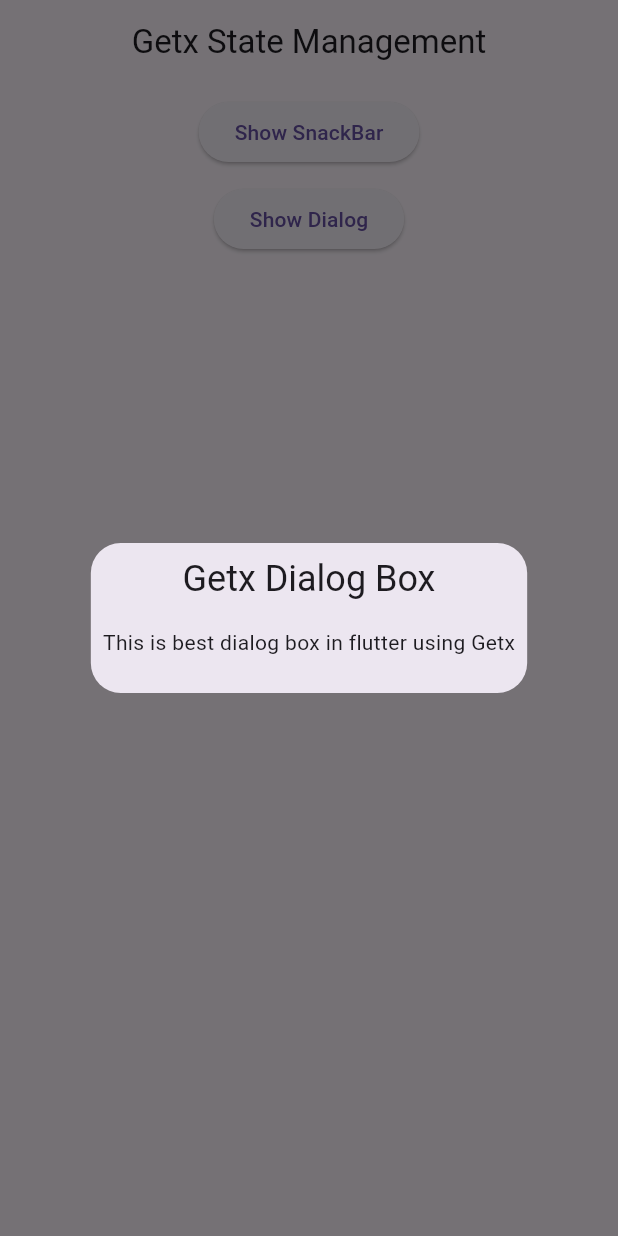
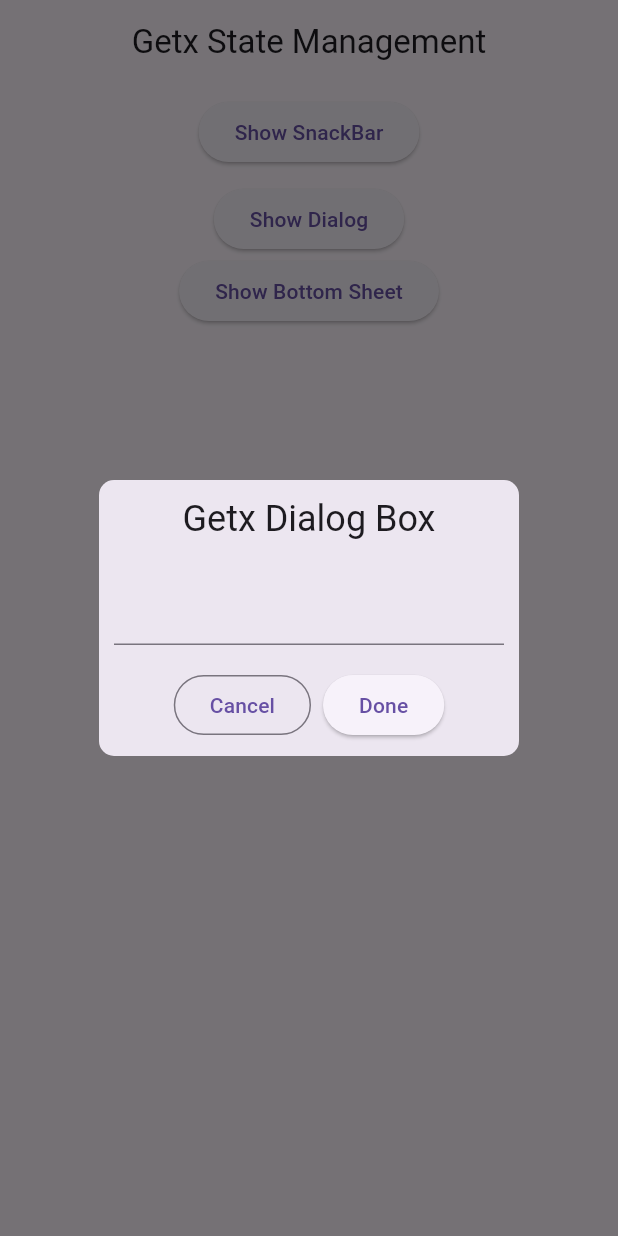
Before and after one commit to Khammunh/learn_getx, a Flutter app: the screen it shows after launch, after a tap on "Show Dialog", on a phone screen of 412 x 824 dp. Run offline on Flutter 3.47's test engine with Material 3 defaults, Android fonts, the phone set to English and light mode, and no system bars; our stand-ins replace get.

Commit message:
bottom sheet

```diff
--- a/lib/components/dialog_box.dart
+++ b/lib/components/dialog_box.dart
@@ -1,7 +1,39 @@
+import 'package:flutter/material.dart';
 import 'package:get/get.dart';
 
 void myDialogBox() {
   Get.defaultDialog(
       title: 'Getx Dialog Box',
-      middleText: 'This is best dialog box in flutter using Getx');
+      // middleText: 'This is best dialog box in flutter using Getx',
+      actions: [
+        OutlinedButton(
+          onPressed: () {
+            Get.back();
+          },
+          child: const Text('Cancel'),
+        ),
+        ElevatedButton(
+          onPressed: () {
+            print('Done');
+          },
+          child: const Text('Done'),
+        ),
+      ],
+      // backgroundColor: Colors.blue,
+      // onCancel: () {},
+      // onConfirm: () {},
+      content: Column(
+        children: [
+          Row(
+            children: [
+              Expanded(
+                child: TextFormField(),
+              ),
+            ],
+          )
+        ],
+      ),
+      titlePadding: const EdgeInsets.all(10),
+      contentPadding: const EdgeInsets.all(10),
+      radius: 10);
 }
--- a/lib/home_page.dart
+++ b/lib/home_page.dart
@@ -1,4 +1,6 @@
 import 'package:flutter/material.dart';
+import 'package:get/get.dart';
+import 'package:getx/components/bottom_sheet.dart';
 
 import 'package:getx/components/dialog_box.dart';
 
@@ -37,6 +39,12 @@ class HomePage extends StatelessWidget {
                 },
                 child: const Text('Show Dialog'),
               ),
+              ElevatedButton(
+                onPressed: () {
+                  myBottomSheet();
+                },
+                child: const Text('Show Bottom Sheet'),
+              ),
             ],
           ),
         ),
```
Also changed, not shown: lib/components/bottom_sheet.dart (added, +23 -0 lines).
